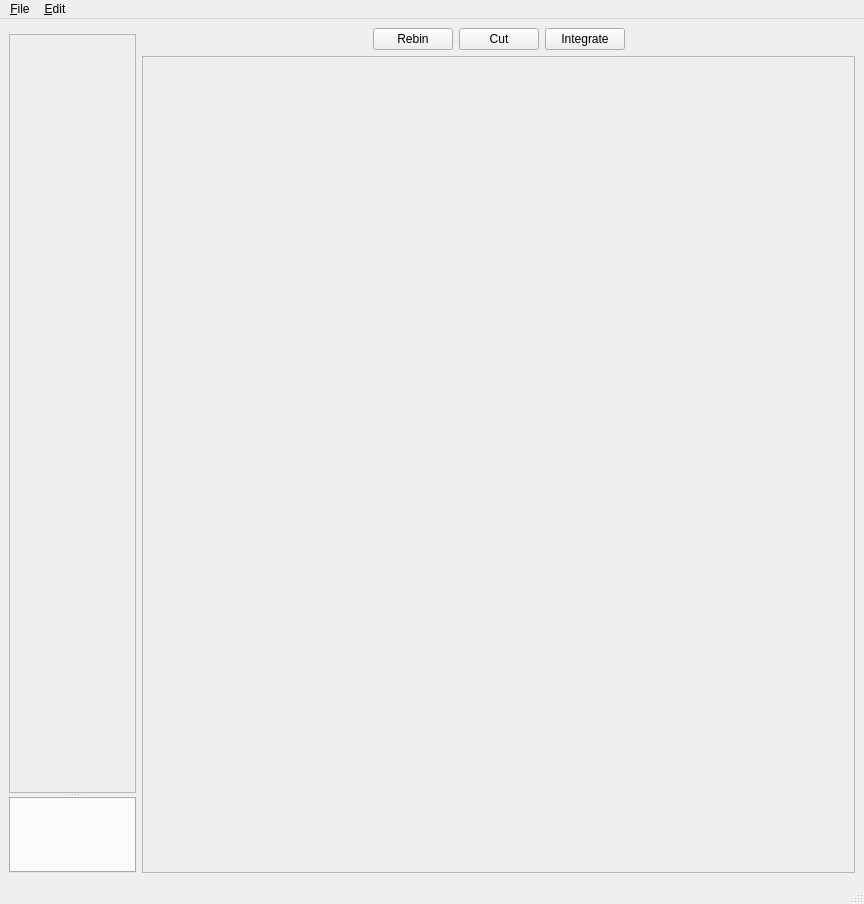
The window that ui/mpmainwindow.ui (mareuter/PVMockupGui) describes before a commit, drawn with Qt 5.
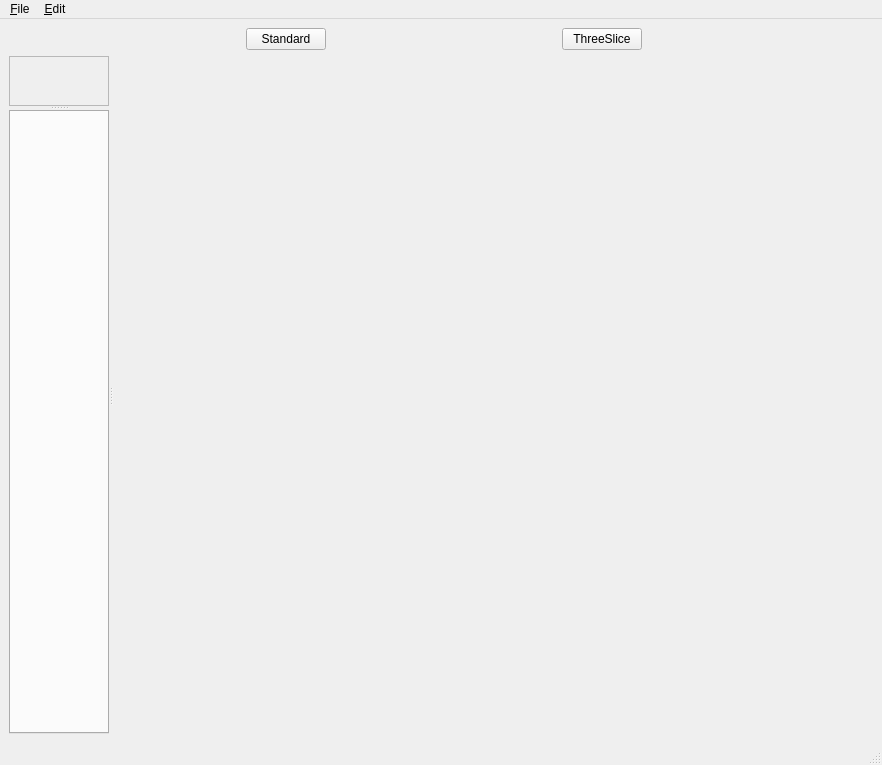
The same window after the commit. Custom widgets are drawn as their Qt base class.

Commit message: Got back to original functionality with new view split. Plus got a couple of small things to work on pipeline browser.

Diff of the .ui file:
```diff
--- a/ui/mpmainwindow.ui
+++ b/ui/mpmainwindow.ui
@@ -6,8 +6,8 @@
    <rect>
     <x>0</x>
     <y>0</y>
-    <width>864</width>
-    <height>904</height>
+    <width>882</width>
+    <height>765</height>
    </rect>
   </property>
   <property name="windowTitle">
@@ -16,97 +16,91 @@
   <widget class="QWidget" name="centralwidget">
    <layout class="QGridLayout" name="gridLayout">
     <item row="0" column="0">
-     <layout class="QVBoxLayout" name="verticalLayout_2">
-      <item>
-       <widget class="TimeControlWidget" name="timeControlWidget" native="true"/>
-      </item>
-      <item>
-       <widget class="QSplitter" name="splitter">
-        <property name="orientation">
-         <enum>Qt::Vertical</enum>
-        </property>
-        <widget class="pqPipelineBrowserWidget" name="pipelineBrowser">
-         <property name="contextMenuPolicy">
-          <enum>Qt::ActionsContextMenu</enum>
-         </property>
-         <property name="frameShape">
-          <enum>QFrame::StyledPanel</enum>
-         </property>
-         <property name="frameShadow">
-          <enum>QFrame::Raised</enum>
-         </property>
-        </widget>
-        <widget class="pqProxyTabWidget" name="proxyTabWidget">
-         <property name="sizePolicy">
-          <sizepolicy hsizetype="Preferred" vsizetype="Preferred">
-           <horstretch>0</horstretch>
-           <verstretch>0</verstretch>
-          </sizepolicy>
-         </property>
-        </widget>
-       </widget>
-      </item>
-     </layout>
+     <widget class="TimeControlWidget" name="timeControlWidget" native="true"/>
     </item>
     <item row="0" column="1">
-     <layout class="QVBoxLayout" name="verticalLayout">
+     <layout class="QHBoxLayout" name="horizontalLayout">
       <item>
-       <layout class="QHBoxLayout" name="horizontalLayout">
-        <item>
-         <spacer name="horizontalSpacer">
-          <property name="orientation">
-           <enum>Qt::Horizontal</enum>
-          </property>
-          <property name="sizeHint" stdset="0">
-           <size>
-            <width>40</width>
-            <height>20</height>
-           </size>
-          </property>
-         </spacer>
-        </item>
-        <item>
-         <widget class="QPushButton" name="rebinButton">
-          <property name="text">
-           <string>Rebin</string>
-          </property>
-         </widget>
-        </item>
-        <item>
-         <widget class="QPushButton" name="cutButton">
-          <property name="text">
-           <string>Cut</string>
-          </property>
-         </widget>
-        </item>
-        <item>
-         <widget class="QPushButton" name="integrateButton">
-          <property name="text">
-           <string>Integrate</string>
-          </property>
-         </widget>
-        </item>
-        <item>
-         <spacer name="horizontalSpacer_2">
-          <property name="orientation">
-           <enum>Qt::Horizontal</enum>
-          </property>
-          <property name="sizeHint" stdset="0">
-           <size>
-            <width>40</width>
-            <height>20</height>
-           </size>
-          </property>
-         </spacer>
-        </item>
-       </layout>
+       <spacer name="horizontalSpacer">
+        <property name="orientation">
+         <enum>Qt::Horizontal</enum>
+        </property>
+        <property name="sizeHint" stdset="0">
+         <size>
+          <width>40</width>
+          <height>20</height>
+         </size>
+        </property>
+       </spacer>
       </item>
       <item>
-       <widget class="QFrame" name="renderFrame">
+       <widget class="QPushButton" name="standardViewButton">
+        <property name="text">
+         <string>Standard</string>
+        </property>
+       </widget>
+      </item>
+      <item>
+       <spacer name="horizontalSpacer_2">
+        <property name="orientation">
+         <enum>Qt::Horizontal</enum>
+        </property>
+        <property name="sizeHint" stdset="0">
+         <size>
+          <width>40</width>
+          <height>20</height>
+         </size>
+        </property>
+       </spacer>
+      </item>
+      <item>
+       <widget class="QPushButton" name="threeSliceViewButton">
+        <property name="text">
+         <string>ThreeSlice</string>
+        </property>
+       </widget>
+      </item>
+      <item>
+       <spacer name="horizontalSpacer_3">
+        <property name="orientation">
+         <enum>Qt::Horizontal</enum>
+        </property>
+        <property name="sizeHint" stdset="0">
+         <size>
+          <width>40</width>
+          <height>20</height>
+         </size>
+        </property>
+       </spacer>
+      </item>
+     </layout>
+    </item>
+    <item row="1" column="0" colspan="2">
+     <widget class="QSplitter" name="splitter_2">
+      <property name="orientation">
+       <enum>Qt::Horizontal</enum>
+      </property>
+      <widget class="QSplitter" name="splitter">
+       <property name="sizePolicy">
+        <sizepolicy hsizetype="Preferred" vsizetype="Preferred">
+         <horstretch>0</horstretch>
+         <verstretch>0</verstretch>
+        </sizepolicy>
+       </property>
+       <property name="minimumSize">
+        <size>
+         <width>100</width>
+         <height>100</height>
+        </size>
+       </property>
+       <property name="orientation">
+        <enum>Qt::Vertical</enum>
+       </property>
+       <widget class="pqPipelineBrowserWidget" name="pipelineBrowser">
         <property name="minimumSize">
          <size>
-          <width>600</width>
-          <height>400</height>
+          <width>100</width>
+          <height>50</height>
          </size>
         </property>
         <property name="frameShape">
@@ -116,8 +110,30 @@
          <enum>QFrame::Raised</enum>
         </property>
        </widget>
-      </item>
-     </layout>
+       <widget class="pqProxyTabWidget" name="proxyTabWidget">
+        <property name="sizePolicy">
+         <sizepolicy hsizetype="Preferred" vsizetype="Preferred">
+          <horstretch>0</horstretch>
+          <verstretch>30</verstretch>
+         </sizepolicy>
+        </property>
+        <property name="minimumSize">
+         <size>
+          <width>100</width>
+          <height>50</height>
+         </size>
+        </property>
+       </widget>
+      </widget>
+      <widget class="QWidget" name="viewWidget" native="true">
+       <property name="minimumSize">
+        <size>
+         <width>600</width>
+         <height>500</height>
+        </size>
+       </property>
+      </widget>
+     </widget>
     </item>
    </layout>
   </widget>
@@ -126,7 +142,7 @@
     <rect>
      <x>0</x>
      <y>0</y>
-     <width>864</width>
+     <width>882</width>
      <height>25</height>
     </rect>
    </property>
```
Left out of the diff: 3 changed lines with no effect on the pictures. The commit also changes 4 other files.
